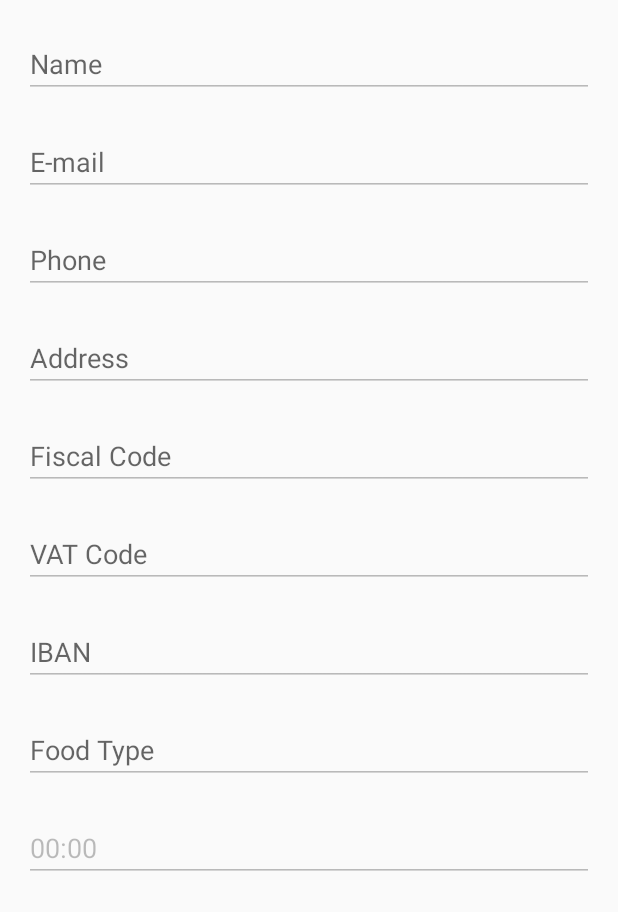
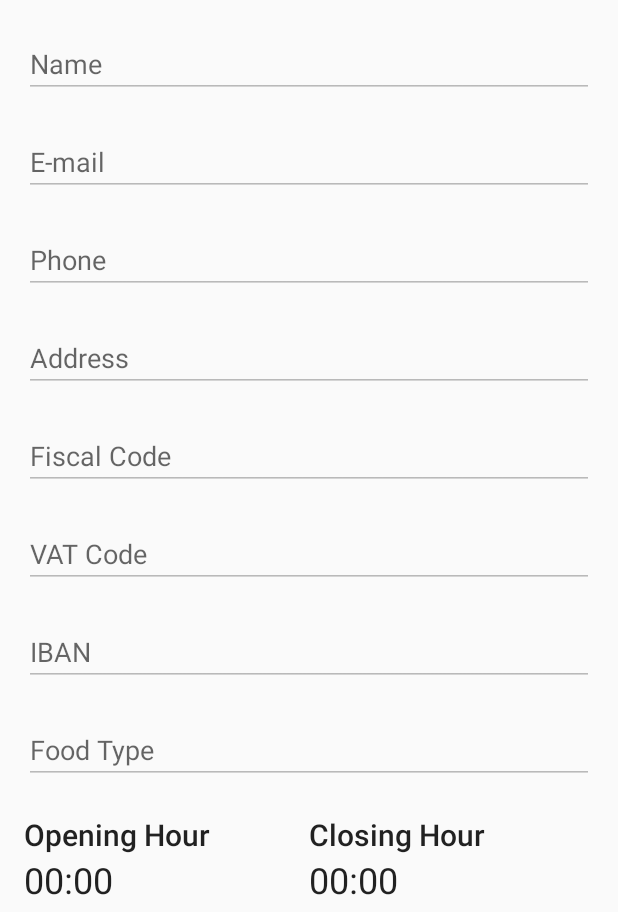
Before and after one commit to Playrom/MAD-Delivery-Project, an Android app: the screen it shows after launch (MainActivity), on a phone screen of 412 x 824 dp, the part 324-1236 px from its top. Run offline under Robolectric (Android 15) with nearby library versions, the phone set to English and light mode, and no system bars.

Commit message:
fix settings

```diff
--- a/justorder_framework/src/main/java/it/polito/justorder_framework/ActivityAbstract.java
+++ b/justorder_framework/src/main/java/it/polito/justorder_framework/ActivityAbstract.java
@@ -4,4 +4,5 @@ import androidx.appcompat.app.AppCompatActivity;
 
 public class ActivityAbstract extends AppCompatActivity {
     protected void reloadViews() {}
+    protected void reloadData() {}
 }
--- a/justorder_framework/src/main/java/it/polito/justorder_framework/MainActivityAbstract.java
+++ b/justorder_framework/src/main/java/it/polito/justorder_framework/MainActivityAbstract.java
@@ -31,13 +31,6 @@ abstract public class MainActivityAbstract extends ActivityAbstractWithSideNav {
     @Override
     protected void onCreate(Bundle savedInstanceState) {
         super.onCreate(savedInstanceState);
-
-        SharedPreferences sharedPreferences = PreferenceManager.getDefaultSharedPreferences(getApplicationContext());
-        name = sharedPreferences.getString("name", "");
-        email = sharedPreferences.getString("email", "");
-        phone = sharedPreferences.getString("phone", "");
-        imageFileName = sharedPreferences.getString("imageFileName", null);
-
     }
 
     protected void setupActivity() {
@@ -49,9 +42,13 @@ abstract public class MainActivityAbstract extends ActivityAbstractWithSideNav {
     }
 
     @Override
-    public boolean onCreateOptionsMenu(Menu menu) {
-        getMenuInflater().inflate(R.menu.activity_first_menu, menu);
-        return true;
+    protected void reloadData() {
+        super.reloadData();
+        SharedPreferences sharedPreferences = PreferenceManager.getDefaultSharedPreferences(getApplicationContext());
+        name = sharedPreferences.getString("name", "");
+        email = sharedPreferences.getString("email", "");
+        phone = sharedPreferences.getString("phone", "");
+        imageFileName = sharedPreferences.getString("imageFileName", null);
     }
 
     protected void reloadViews(){
@@ -67,6 +64,12 @@ abstract public class MainActivityAbstract extends ActivityAbstractWithSideNav {
 
             }
         }
+    }
+
+    @Override
+    public boolean onCreateOptionsMenu(Menu menu) {
+        getMenuInflater().inflate(R.menu.activity_first_menu, menu);
+        return true;
     }
 
     @Override
--- a/justorder_framework/src/main/java/it/polito/justorder_framework/SecondActivityAbstract.java
+++ b/justorder_framework/src/main/java/it/polito/justorder_framework/SecondActivityAbstract.java
@@ -173,7 +173,7 @@ public class SecondActivityAbstract extends ActivityAbstractWithToolbar {
                 Uri imageUri = images.get(0);
                 try {
                     final InputStream imageStream = getContentResolver().openInputStream(imageUri);
-                    final Bitmap selectedImage = BitmapFactory.decodeStream(imageStream);
+                    final Bitmap selectedImage = Utils.resizeBitmap(BitmapFactory.decodeStream(imageStream), 400);
                     imageFileName = createImageFromBitmap(selectedImage);
                     image.setImageBitmap(selectedImage);
                 } catch (Exception e) {
--- a/justorder_restaurant/src/main/java/it/polito/justorder_restaurant/MainActivity.java
+++ b/justorder_restaurant/src/main/java/it/polito/justorder_restaurant/MainActivity.java
@@ -6,44 +6,41 @@ import android.content.SharedPreferences;
 import android.os.Bundle;
 import android.preference.PreferenceManager;
 import androidx.annotation.Nullable;
+
+import android.text.Html;
 import android.view.MenuItem;
 import android.widget.EditText;
+import android.widget.TextView;
 
 import com.google.android.material.navigation.NavigationView;
+
+import java.util.HashMap;
+import java.util.HashSet;
+import java.util.Set;
 
 import it.polito.justorder_framework.MainActivityAbstract;
 
 public class MainActivity extends MainActivityAbstract {
-    protected String address, vatCode, taxCode, iban, foodType, openDays;
-    protected EditText addressTextField, vatCodeTextField, taxCodeTextField, ibanTextField, foodTypeTextField, openingHourTextField, closingHourTextField, openDaysTextField;
+    protected String address, vatCode, taxCode, iban, foodType;
+    protected EditText addressTextField, vatCodeTextField, taxCodeTextField, ibanTextField, foodTypeTextField;
+    protected TextView openingHourTextView, closingHourTextView, openDaysTextView;
     protected String openingHour, closingHour;
-    protected String openHour, closeHour;
-    protected String openMinute, closeMinute;
+
+    protected HashMap<String, Boolean> openDays = new HashMap() {{
+        put("sunday", false);
+        put("monday", false);
+        put("tuesday", false);
+        put("wednesday", false);
+        put("thursday", false);
+        put("friday", false);
+        put("saturday", false);
+    }};
 
     @Override
     protected void onCreate(Bundle savedInstanceState) {
         super.onCreate(savedInstanceState);
         setContentView(R.layout.activity_main);
-
-        SharedPreferences sharedPreferences = PreferenceManager.getDefaultSharedPreferences(getApplicationContext());
-        address = sharedPreferences.getString("address", "");
-        vatCode = sharedPreferences.getString("vat_code", "");
-        taxCode = sharedPreferences.getString("tax_code", "");
-        iban = sharedPreferences.getString("iban", "");
-        foodType = sharedPreferences.getString("food_type", "");
-        openingHour = sharedPreferences.getString("openingHour", "00:00");
-        closingHour = sharedPreferences.getString("closingHour", "00:00");
-        openDays = sharedPreferences.getString("openDays", "");
-
-
-
-        openHour = openingHour.split(":")[0];
-        openMinute = openingHour.split(":")[0];
-        closeHour = closingHour.split(":")[1];
-        closeMinute = closingHour.split(":")[1];
-
-
-        this.setupActivity();
+        setupActivity();
     }
 
     @Override
@@ -59,11 +56,9 @@ public class MainActivity extends MainActivityAbstract {
             i.putExtra("tax_code", this.taxCode);
             i.putExtra("iban", this.iban);
             i.putExtra("food_type", this.foodType);
-            i.putExtra("openHour", this.openHour);
-            i.putExtra("closeHour", this.closeHour);
-            i.putExtra("openMinute", this.openMinute);
-            i.putExtra("closeMinute", this.closeMinute);
-            i.putExtra("openDays", this.openDays);
+            i.putExtra("opening_hour", this.openingHour);
+            i.putExtra("closing_hour", this.closingHour);
+            i.putExtra("open_days", this.openDays);
 
 
 
@@ -82,14 +77,34 @@ public class MainActivity extends MainActivityAbstract {
         taxCodeTextField = findViewById(R.id.taxCodeTextField);
         ibanTextField = findViewById(R.id.ibanTextField);
         foodTypeTextField = findViewById(R.id.foodTypeTextField);
-        openingHourTextField = findViewById(R.id.openingHourTextField);
-        closingHourTextField = findViewById(R.id.closingHourTextField);
-        openDaysTextField = findViewById(R.id.openDaysTextField);
+        openingHourTextView = findViewById(R.id.openingHour);
+        closingHourTextView = findViewById(R.id.closingHour);
+        openDaysTextView = findViewById(R.id.openingDays);
 
 
         this.routeHandler = new ResturantActivityWithSideNav();
 
-        this.reloadViews();
+        reloadData();
+    }
+
+    @Override
+    protected void reloadData() {
+        super.reloadData();
+        SharedPreferences sharedPreferences = PreferenceManager.getDefaultSharedPreferences(getApplicationContext());
+        address = sharedPreferences.getString("address", "");
+        vatCode = sharedPreferences.getString("vat_code", "");
+        taxCode = sharedPreferences.getString("tax_code", "");
+        iban = sharedPreferences.getString("iban", "");
+        foodType = sharedPreferences.getString("food_type", "");
+        openingHour = sharedPreferences.getString("opening_hour", "00:00");
+        closingHour = sharedPreferences.getString("closing_hour", "00:00");
+
+        Set<String> set = sharedPreferences.getStringSet("open_days", new HashSet<String>());
+        for (String day : set) {
+            openDays.put(day, true);
+        }
+
+        reloadViews();
     }
 
     @Override
@@ -100,9 +115,15 @@ public class MainActivity extends MainActivityAbstract {
         taxCodeTextField.setText(this.taxCode);
         ibanTextField.setText(this.iban);
         foodTypeTextField.setText(this.foodType);
-        openingHourTextField.setText(this.openingHour);
-        closingHourTextField.setText(this.closingHour);
-        openDaysTextField.setText(this.openDays);
+        openingHourTextView.setText(this.openingHour);
+        closingHourTextView.setText(this.closingHour);
+        String days = "";
+        for(HashMap.Entry<String, Boolean> entry : openDays.entrySet()) {
+            if(entry.getValue()){
+                days = days + "&#8226; " + entry.getKey() + "<br/>\n";
+            }
+        }
+        openDaysTextView.setText(Html.fromHtml(days));
     }
 
     @Override
@@ -118,22 +139,29 @@ public class MainActivity extends MainActivityAbstract {
                 taxCode = data.getStringExtra("tax_code");
                 iban = data.getStringExtra("iban");
                 foodType = data.getStringExtra("food_type");
-                openDays= data.getStringExtra("openDays");
+                openingHour = data.getStringExtra("opening_hour");
+                closingHour = data.getStringExtra("closing_hour");
+                openDays= (HashMap) data.getSerializableExtra("open_days");
 
                 editor.putString("address", data.getStringExtra("address"));
                 editor.putString("vat_code", data.getStringExtra("vat_code"));
                 editor.putString("tax_code", data.getStringExtra("tax_code"));
                 editor.putString("iban", data.getStringExtra("iban"));
                 editor.putString("food_type", data.getStringExtra("food_type"));
-                editor.putString("openingHour", data.getStringExtra("openingHour"));
-                editor.putString("closingHour", data.getStringExtra("closingHour"));
-                editor.putString("openDays", data.getStringExtra("openDays"));
+                editor.putString("opening_hour", data.getStringExtra("opening_hour"));
+                editor.putString("closing_hour", data.getStringExtra("closing_hour"));;
+
+                HashSet<String> days = new HashSet<>();
+
+                for(HashMap.Entry<String, Boolean> entry : openDays.entrySet()) {
+                    if(entry.getValue()){
+                        days.add(entry.getKey());
+                    }
+                }
+
+                editor.putStringSet("open_days", days);
+
                 editor.apply();
-
-                openHour = openingHour.split(":")[0];
-                openMinute = openingHour.split(":")[0];
-                closeHour = closingHour.split(":")[1];
-                closeMinute = closingHour.split(":")[1];
 
                 this.reloadViews();
             }
@@ -148,9 +176,9 @@ public class MainActivity extends MainActivityAbstract {
         outState.putString("tax_code", taxCode);
         outState.putString("iban", iban);
         outState.putString("food_type", foodType);
-        outState.putString("openingHour", openingHour);
-        outState.putString("closingHour", closingHour);
-        outState.putString("openDays", openDays);
+        outState.putString("opening_hour", openingHour);
+        outState.putString("closing_hour", closingHour);
+        outState.putSerializable("open_days", openDays);
 
     }
 
@@ -162,9 +190,9 @@ public class MainActivity extends MainActivityAbstract {
         taxCode = savedInstanceState.getString("tax_code");
         iban = savedInstanceState.getString("iban");
         foodType = savedInstanceState.getString("food_type");
-        openingHour = savedInstanceState.getString("openingHour");
-        closingHour = savedInstanceState.getString("closingHour");
-        openDays = savedInstanceState.getString("openDays");
+        openingHour = savedInstanceState.getString("opening_hour");
+        closingHour = savedInstanceState.getString("closing_hour");
+        openDays = (HashMap) savedInstanceState.getSerializable("open_days");
 
         reloadViews();
     }
--- a/justorder_restaurant/src/main/res/layout/activity_main.xml
+++ b/justorder_restaurant/src/main/res/layout/activity_main.xml
@@ -19,22 +19,22 @@
             android:layout_width="match_parent"
             android:layout_height="match_parent"
             android:fillViewport="true">
+
             <RelativeLayout
                 android:layout_width="fill_parent"
                 android:layout_height="fill_parent"
-                tools:context=".MainActivity"
                 android:layout_marginStart="16dp"
                 android:layout_marginEnd="16dp"
-                >
+                tools:context=".MainActivity">
 
                 <include
                     android:id="@+id/common_viewer_layout"
                     layout="@layout/common_viewer_layout"
                     android:layout_width="match_parent"
                     android:layout_height="wrap_content"
-                    android:layout_alignParentTop="true"
                     android:layout_alignParentStart="true"
                     android:layout_alignParentLeft="true"
+                    android:layout_alignParentTop="true"
                     android:layout_alignParentEnd="true"
                     android:layout_alignParentRight="true"
                     android:layout_marginTop="20dp" />
@@ -50,9 +50,9 @@
                     android:layout_alignRight="@id/common_viewer_layout"
                     android:layout_marginTop="20dp"
                     android:ems="10"
+                    android:enabled="false"
                     android:hint="@string/address"
-                    android:inputType="textPostalAddress"
-                    android:enabled="false"/>
+                    android:inputType="textPostalAddress" />
 
                 <EditText
                     android:id="@+id/taxCodeTextField"
@@ -65,9 +65,9 @@
                     android:layout_alignRight="@id/common_viewer_layout"
                     android:layout_marginTop="20dp"
                     android:ems="10"
+                    android:enabled="false"
                     android:hint="@string/tax_code"
-                    android:inputType="text"
-                    android:enabled="false"/>
+                    android:inputType="text" />
 
                 <EditText
                     android:id="@+id/vatCodeTextField"
@@ -80,9 +80,9 @@
                     android:layout_alignRight="@id/common_viewer_layout"
                     android:layout_marginTop="20dp"
                     android:ems="10"
+                    android:enabled="false"
                     android:hint="@string/vat_code"
-                    android:inputType="text"
-                    android:enabled="false"/>
+                    android:inputType="text" />
 
                 <EditText
                     android:id="@+id/ibanTextField"
@@ -95,9 +95,9 @@
                     android:layout_alignRight="@id/common_viewer_layout"
                     android:layout_marginTop="20dp"
                     android:ems="10"
+                    android:enabled="false"
                     android:hint="@string/iban"
-                    android:inputType="text"
-                    android:enabled="false"/>
+                    android:inputType="text" />
 
                 <EditText
                     android:id="@+id/foodTypeTextField"
@@ -110,53 +110,86 @@
                     android:layout_alignRight="@id/common_viewer_layout"
                     android:layout_marginTop="20dp"
                     android:ems="10"
+                    android:enabled="false"
                     android:hint="@string/foodType"
-                    android:inputType="text"
-                    android:enabled="false"/>
+                    android:inputType="text" />
 
-                <EditText
-                    android:id="@+id/openingHourTextField"
-                    android:layout_width="wrap_content"
+                <LinearLayout
+                    android:layout_width="match_parent"
                     android:layout_height="wrap_content"
+                    android:orientation="vertical"
                     android:layout_below="@id/foodTypeTextField"
                     android:layout_alignStart="@id/common_viewer_layout"
                     android:layout_alignLeft="@id/common_viewer_layout"
                     android:layout_alignEnd="@id/common_viewer_layout"
                     android:layout_alignRight="@id/common_viewer_layout"
                     android:layout_marginTop="20dp"
-                    android:ems="10"
-                    android:hint="@string/openingHour"
-                    android:inputType="text"
-                    android:enabled="false"/>
-                <EditText
-                    android:id="@+id/closingHourTextField"
-                    android:layout_width="wrap_content"
-                    android:layout_height="wrap_content"
-                    android:layout_below="@id/openingHourTextField"
-                    android:layout_alignStart="@id/common_viewer_layout"
-                    android:layout_alignLeft="@id/common_viewer_layout"
-                    android:layout_alignEnd="@id/common_viewer_layout"
-                    android:layout_alignRight="@id/common_viewer_layout"
-                    android:layout_marginTop="20dp"
-                    android:ems="10"
-                    android:hint="@string/closingHour"
-                    android:inputType="text"
-                    android:enabled="false"/>
+                    >
+                    <LinearLayout
+                        android:layout_width="match_parent"
+                        android:layout_height="wrap_content"
+                        >
 
-                <EditText
-                    android:id="@+id/openDaysTextField"
-                    android:layout_width="wrap_content"
-                    android:layout_height="wrap_content"
-                    android:layout_below="@id/closingHourTextField"
-                    android:layout_alignStart="@id/common_viewer_layout"
-                    android:layout_alignLeft="@id/common_viewer_layout"
-                    android:layout_alignEnd="@id/common_viewer_layout"
-                    android:layout_alignRight="@id/common_viewer_layout"
-                    android:layout_marginTop="20dp"
-                    android:ems="10"
-                    android:hint="@string/openDays"
-                    android:inputType="text"
-                    android:enabled="false"/>
+                        <LinearLayout
+                            android:layout_width="fill_parent"
+                            android:layout_weight="1"
+                            android:layout_height="wrap_content"
+                            android:orientation="vertical">
+                            <TextView
+                                android:layout_width="wrap_content"
+                                android:layout_height="wrap_content"
+                                android:text="@string/openingHour"
+                                style="@style/TextAppearance.AppCompat.Title" />
+                            <TextView
+                                android:id="@+id/openingHour"
+                                android:layout_width="wrap_content"
+                                android:layout_height="wrap_content"
+                                android:text="12:00"
+                                style="@style/TextAppearance.AppCompat.Headline" />
+
+                        </LinearLayout>
+
+
+                        <LinearLayout
+                            android:layout_width="fill_parent"
+                            android:layout_weight="1"
+                            android:layout_height="wrap_content"
+                            android:orientation="vertical">
+                            <TextView
+                                android:layout_width="wrap_content"
+                                android:layout_height="wrap_content"
+                                android:text="@string/closingHour"
+                                style="@style/TextAppearance.AppCompat.Title" />
+                            <TextView
+                                android:id="@+id/closingHour"
+                                android:layout_width="wrap_content"
+                                android:layout_height="wrap_content"
+                                android:text="12:00"
+                                style="@style/TextAppearance.AppCompat.Headline" />
+
+                        </LinearLayout>
+
+                    </LinearLayout>
+
+                    <LinearLayout
+                        android:layout_width="match_parent"
+                        android:layout_height="wrap_content"
+                        android:layout_marginTop="20dp"
+                        android:orientation="vertical">
+                        <TextView
+                            android:layout_width="match_parent"
+                            android:layout_height="match_parent"
+                            android:text="@string/openingDays"
+                            style="@style/TextAppearance.AppCompat.Title" />
+                        <TextView
+                            android:id="@+id/openingDays"
+                            android:layout_width="match_parent"
+                            android:layout_height="match_parent"
+                            android:text="12:00"
+                        style="@style/TextAppearance.AppCompat.Headline" />
+                    </LinearLayout>
+
+                </LinearLayout>
 
 
             </RelativeLayout>
```
Also changed, not shown: justorder_framework/src/main/java/it/polito/justorder_framework/Utils.java (+21 -0 lines), justorder_restaurant/src/main/java/it/polito/justorder_restaurant/SecondActivity.java (+84 -39 lines), justorder_restaurant/src/main/res/layout/activity_second.xml (+12 -12 lines), justorder_restaurant/src/main/res/values/strings.xml (+7 -0 lines), justorder_restaurant/src/main/res/values/styles.xml (+0 -8 lines).
